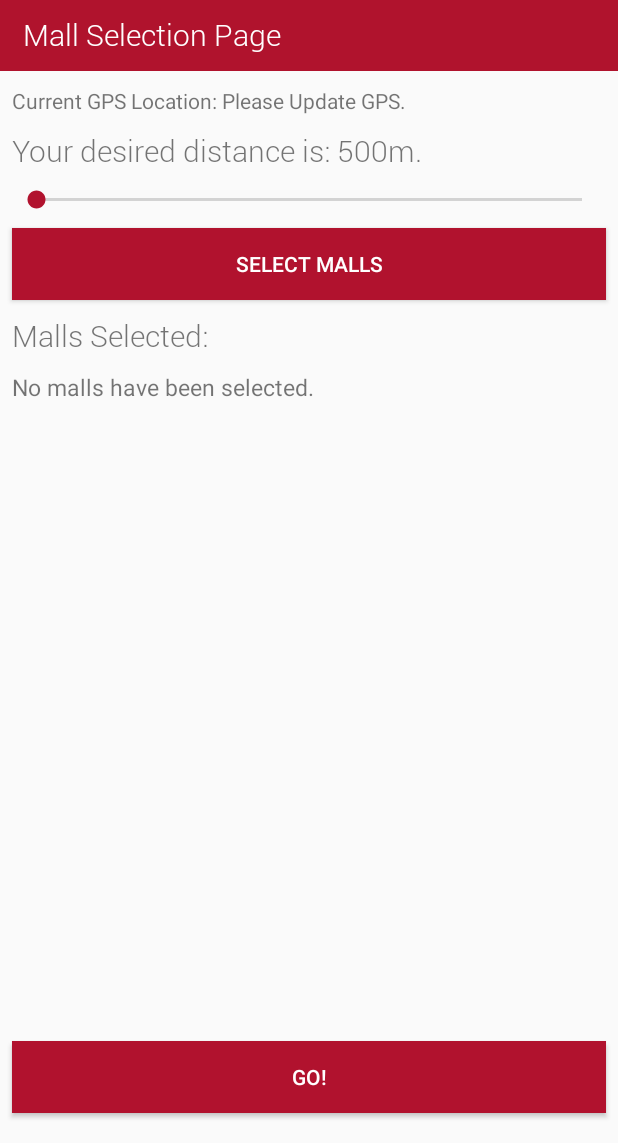
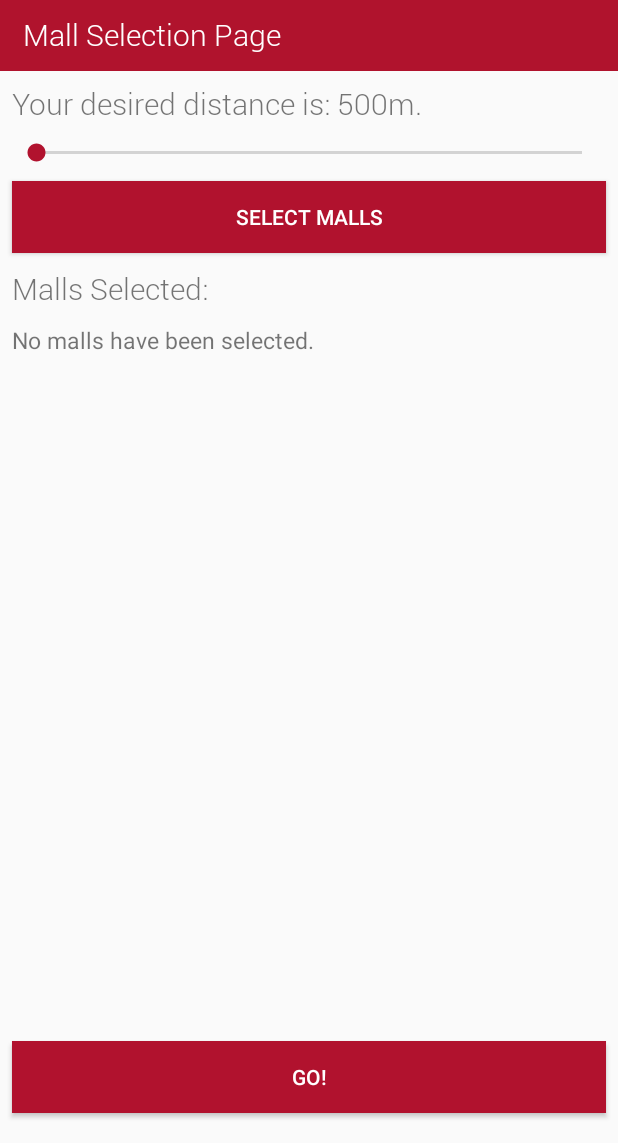
Before and after one commit to jhocx/directus, an Android app: the screen it shows after launch (MainActivity), on a phone screen of 412 x 824 dp, the part 93-1236 px from its top. Run offline under Robolectric (Android 15) with nearby library versions, the phone set to English and light mode, and no system bars.

Commit message:
29/7 updated MainActivity

```diff
--- a/app/src/main/java/com/example/jhocx/directus/MainActivity.java
+++ b/app/src/main/java/com/example/jhocx/directus/MainActivity.java
@@ -36,7 +36,7 @@ public class MainActivity extends AppCompatActivity {
 
     SeekBar seekBar;
     TextView tvHeader, textView, textView2;
-    TextView tvMallsSelected, tvLocation;
+    TextView tvMallsSelected; //, tvLocation;
     Button btnSelectMall, btnToDirectory;
     double userLat, userLon;
     static DecimalFormat df3 = new DecimalFormat(".###");
@@ -75,7 +75,7 @@ public class MainActivity extends AppCompatActivity {
         btnSelectMall = (Button) findViewById(R.id.btnSelectMall);
         tvMallsSelected = (TextView) findViewById(R.id.tvMallsSelected);
         tvMallsSelected.setText(getString(R.string.MA_tvMallsSelectedDefault));
-        tvLocation = (TextView) findViewById(R.id.tvLocation);
+        // tvLocation = (TextView) findViewById(R.id.tvLocation);
         ActivityCompat.requestPermissions(MainActivity.this, new String[]{Manifest.permission.ACCESS_FINE_LOCATION}, 123);
 
         btnSelectMall.setOnClickListener(new View.OnClickListener() {
@@ -86,7 +86,7 @@ public class MainActivity extends AppCompatActivity {
                 if (l!= null) {
                     double lat = l.getLatitude();
                     double lon = l.getLongitude();
-                    tvLocation.setText("Current GPS Location: LAT = " + df3.format(lat) + ", LON = " + df3.format(lon));
+                    // tvLocation.setText("Current GPS Location: LAT = " + df3.format(lat) + ", LON = " + df3.format(lon));
                     userLat = lat;
                     userLon = lon;
                 }
--- a/app/src/main/res/layout/activity_directory.xml
+++ b/app/src/main/res/layout/activity_directory.xml
@@ -133,7 +133,7 @@ tools:context=".DirectoryActivity">
         android:layout_width="wrap_content"
         android:layout_height="wrap_content"
         android:layout_marginStart="16dp"
-        android:layout_marginTop="2dp"
+        android:layout_marginTop="5dp"
         android:text="TextView"
         android:textSize="15sp"
         app:layout_constraintStart_toStartOf="parent"
--- a/app/src/main/res/layout/activity_main.xml
+++ b/app/src/main/res/layout/activity_main.xml
@@ -14,13 +14,13 @@
         android:layout_height="wrap_content"
         android:layout_marginEnd="8dp"
         android:layout_marginStart="8dp"
-        android:layout_marginTop="10dp"
+        android:layout_marginTop="8dp"
         android:text="Your desired distance is: 500m."
         android:textSize="20sp"
         app:layout_constraintEnd_toEndOf="parent"
         app:layout_constraintHorizontal_bias="0.0"
         app:layout_constraintStart_toStartOf="parent"
-        app:layout_constraintTop_toBottomOf="@+id/tvLocation" />
+        app:layout_constraintTop_toBottomOf="@+id/tbHeader" />
 
     <android.support.v7.widget.Toolbar
         android:id="@+id/toolbar"
@@ -150,16 +150,6 @@
         app:layout_constraintEnd_toEndOf="parent"
         app:layout_constraintStart_toStartOf="parent" />
 
-    <TextView
-        android:id="@+id/tvLocation"
-        android:layout_width="wrap_content"
-        android:layout_height="wrap_content"
-        android:layout_marginStart="8dp"
-        android:layout_marginTop="10dp"
-        android:text="Current GPS Location: Please Update GPS."
-        app:layout_constraintStart_toStartOf="parent"
-        app:layout_constraintTop_toBottomOf="@+id/tbHeader" />
-
     <SeekBar
         android:id="@+id/seekBar"
         android:layout_width="0dp"
```
